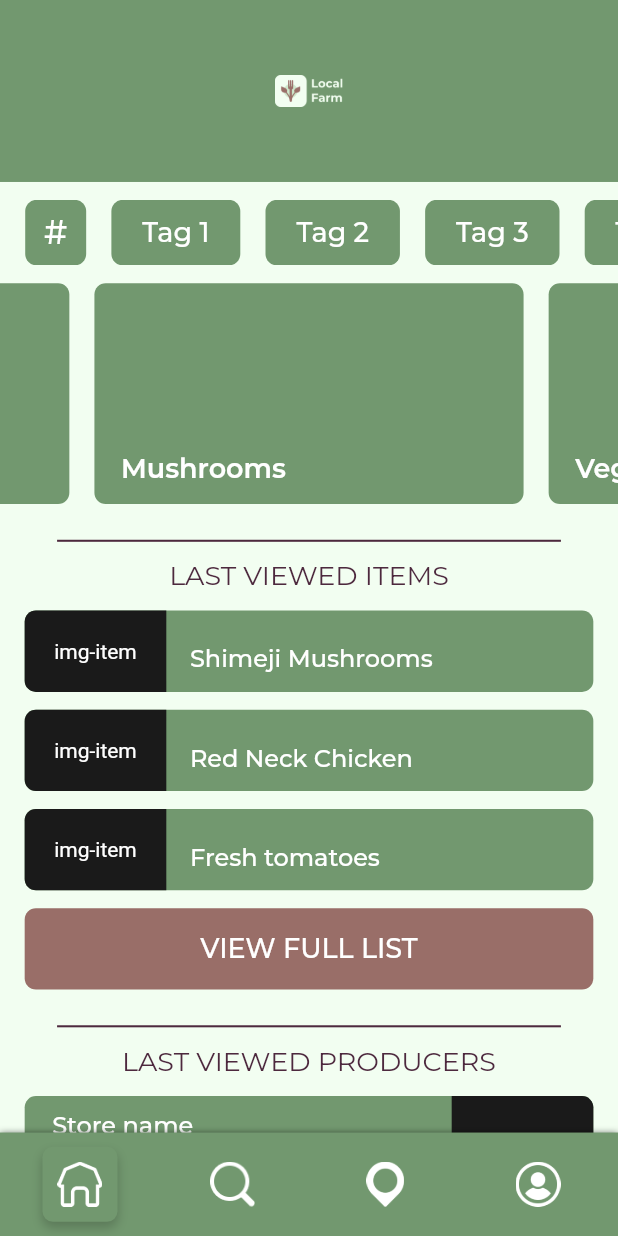
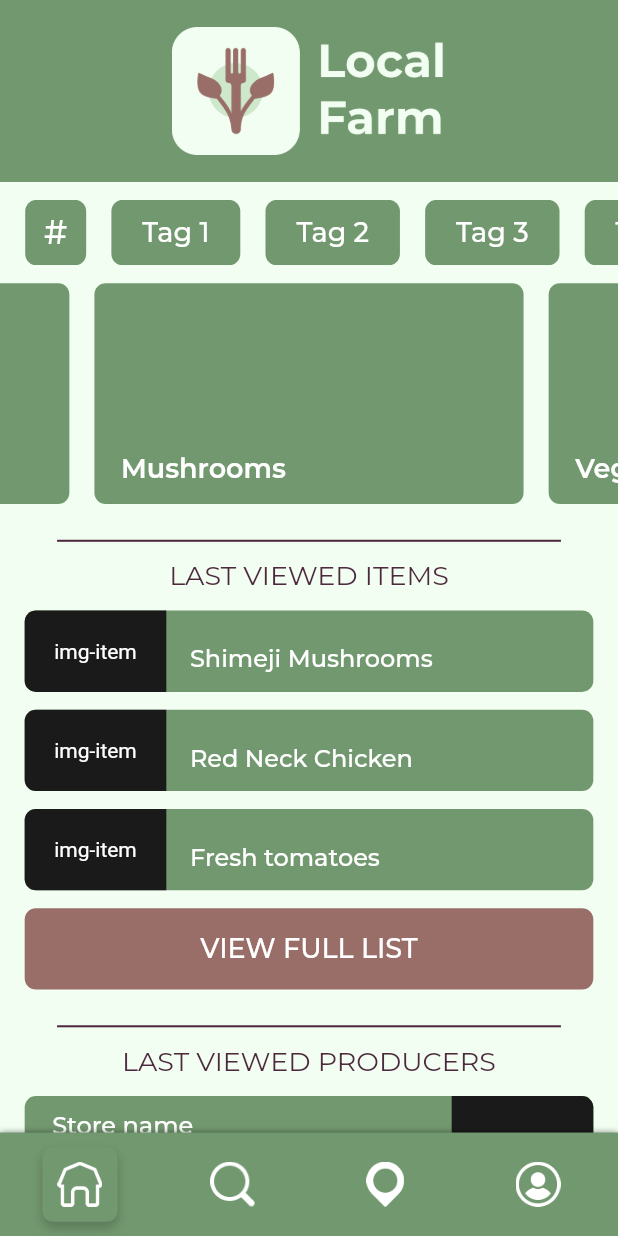
Before and after one commit to Lucas-AV/local_farm, a Flutter app: the screen it shows after launch, on a phone screen of 412 x 824 dp. Run offline on Flutter 3.47's test engine with Material 2 defaults, Android fonts, the light colour scheme and no system bars; drawn by our look-alikes of carousel_slider; our stand-ins replace flutter_svg, google_fonts.

Commit message:
Update logo_widget.dart

```diff
--- a/lib/logo_widget.dart
+++ b/lib/logo_widget.dart
@@ -5,7 +5,7 @@ class LogoWidget extends StatefulWidget {
   LogoWidget({Key? key}) : super(key: key);
   Color color = const Color(0xff72986F);
   Widget child = Padding(
-    padding: const EdgeInsets.symmetric(vertical: 50),
+    padding: const EdgeInsets.symmetric(vertical: 18),
     child: Image.asset("assets/logo.png"),
   );
   double height = 611;
```
